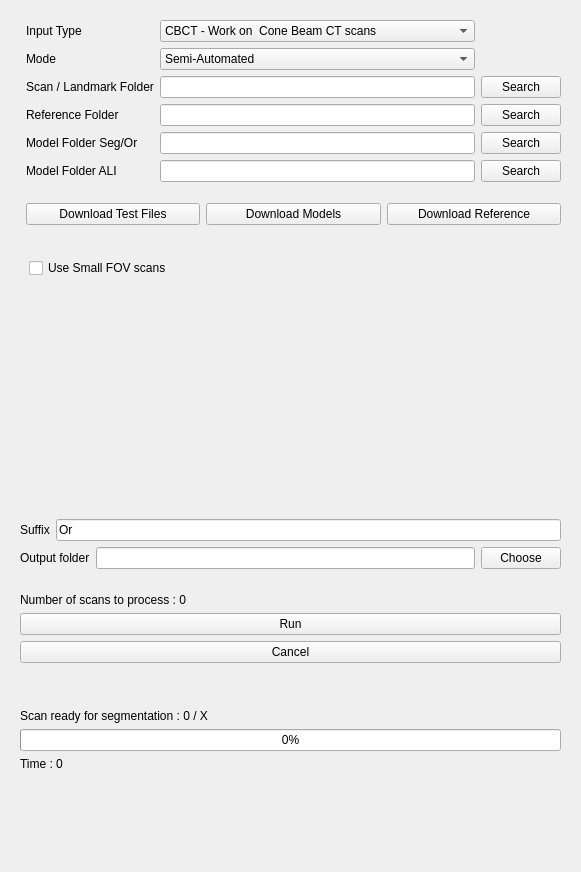
Above: ASO/Resources/UI/ASO.ui from lucanchling/ASO before the change. Below: the same form after it.
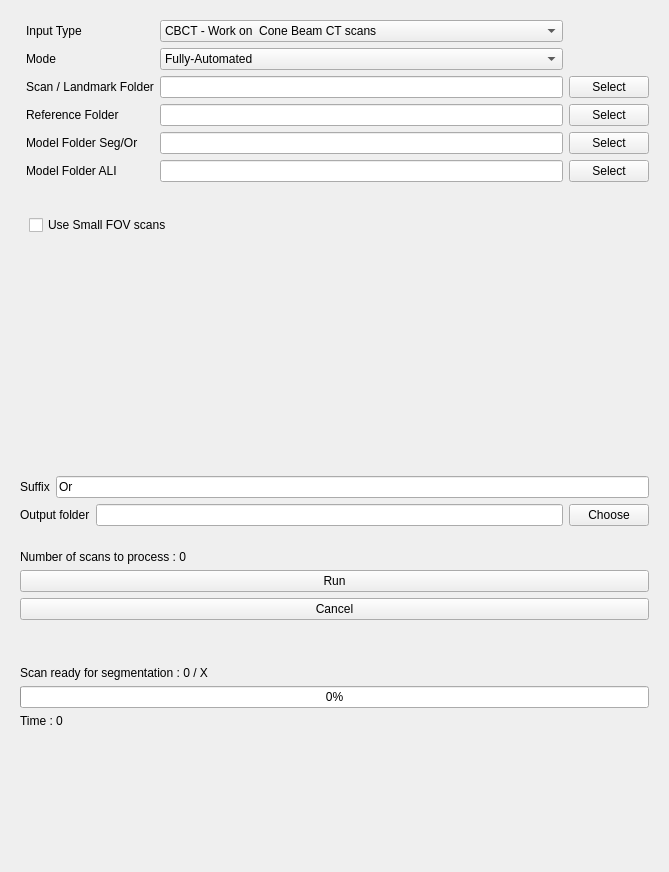
That is the form after the change. Custom widgets are drawn as their Qt base class.

Diff of the .ui file:
```diff
--- a/ASO/Resources/UI/ASO.ui
+++ b/ASO/Resources/UI/ASO.ui
@@ -6,7 +6,7 @@
    <rect>
     <x>0</x>
     <y>0</y>
-    <width>581</width>
+    <width>669</width>
     <height>872</height>
    </rect>
   </property>
@@ -85,11 +85,9 @@
             </item>
             <item>
              <widget class="QComboBox" name="CbModeType">
-              <item>
-               <property name="text">
-                <string>Semi-Automated</string>
-               </property>
-              </item>
+              <property name="currentText">
+               <string>Fully-Automated</string>
+              </property>
               <item>
                <property name="text">
                 <string>Fully-Automated</string>
@@ -123,28 +121,28 @@
             <item>
              <widget class="QPushButton" name="ButtonSearchScanLmFolder">
               <property name="text">
-               <string>Search</string>
+               <string>Select</string>
               </property>
              </widget>
             </item>
             <item>
              <widget class="QPushButton" name="ButtonSearchReference">
               <property name="text">
-               <string>Search</string>
+               <string>Select</string>
               </property>
              </widget>
             </item>
             <item>
              <widget class="QPushButton" name="ButtonSearchModelSegOr">
               <property name="text">
-               <string>Search</string>
+               <string>Select</string>
               </property>
              </widget>
             </item>
             <item>
              <widget class="QPushButton" name="ButtonSearchModelAli">
               <property name="text">
-               <string>Search</string>
+               <string>Select</string>
               </property>
              </widget>
             </item>
@@ -152,34 +150,6 @@
           </item>
          </layout>
         </item>
-        <item row="1" column="0">
-         <layout class="QHBoxLayout" name="horizontalLayout_6">
-          <property name="topMargin">
-           <number>15</number>
-          </property>
-          <item>
-           <widget class="QPushButton" name="ButtonDownloadTestFile">
-            <property name="text">
-             <string>Download Test Files</string>
-            </property>
-           </widget>
-          </item>
-          <item>
-           <widget class="QPushButton" name="ButtonDownloadModels">
-            <property name="text">
-             <string>Download Models</string>
-            </property>
-           </widget>
-          </item>
-          <item>
-           <widget class="QPushButton" name="ButtonDownloadRefLm">
-            <property name="text">
-             <string>Download Reference</string>
-            </property>
-           </widget>
-          </item>
-         </layout>
-        </item>
        </layout>
       </item>
      </layout>
```
Left out of the diff: 5 changed lines with no effect on the pictures.
